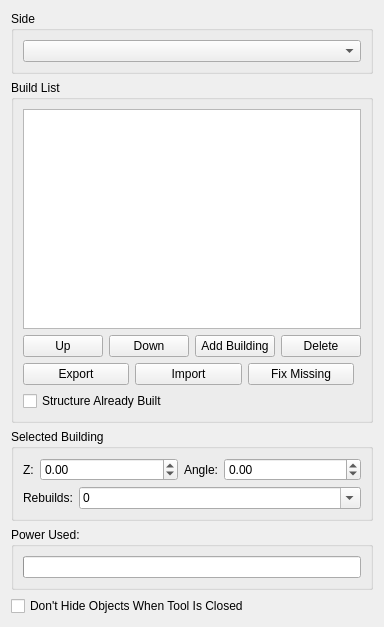
Before: the Qt Designer form GeneralsMD/Code/Tools/WorldBuilder/qt/panels/WBQtBuildListPanel.ui in triatomic/worldbuilderQT, drawn with Qt 5.
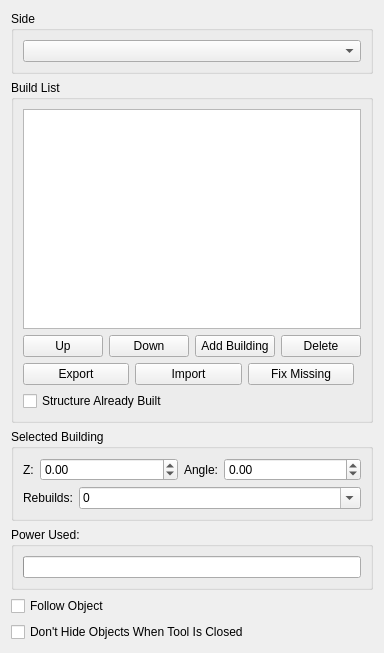
After: the same form once the commit is applied.

Commit message: Build List: follow the selected building with the view

Diff of the .ui file:
```diff
--- a/GeneralsMD/Code/Tools/WorldBuilder/qt/panels/WBQtBuildListPanel.ui
+++ b/GeneralsMD/Code/Tools/WorldBuilder/qt/panels/WBQtBuildListPanel.ui
@@ -253,6 +253,16 @@
      </layout>
     </widget>
    </item>
+   <item>
+    <widget class="QCheckBox" name="followObject">
+     <property name="text">
+      <string>Follow Object</string>
+     </property>
+     <property name="toolTip">
+      <string>Move the view to a building when you select it in the list.</string>
+     </property>
+    </widget>
+   </item>
    <item>
     <widget class="QCheckBox" name="forcedShow">
      <property name="text">
```
The commit also changes 7 other files.
